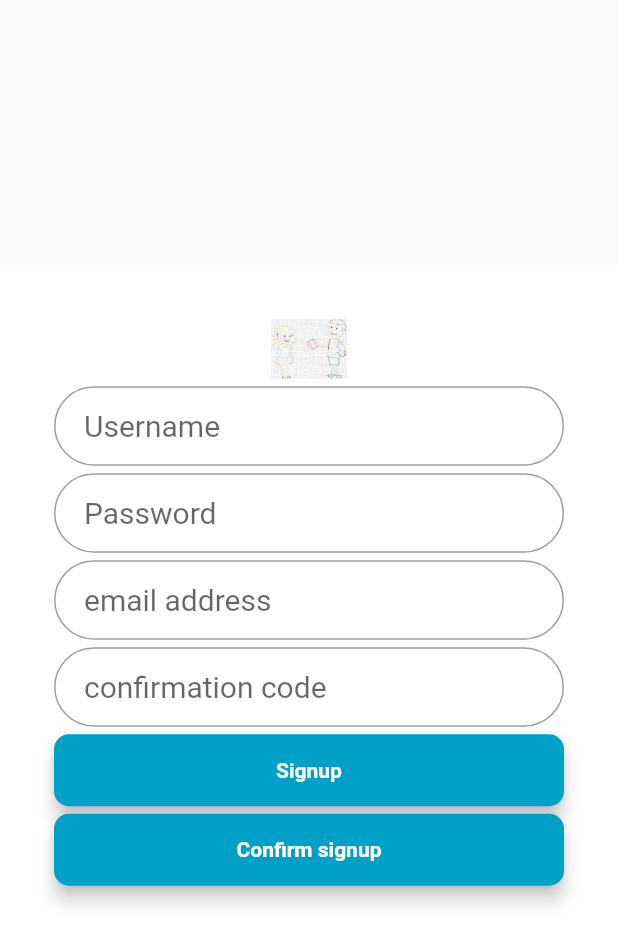
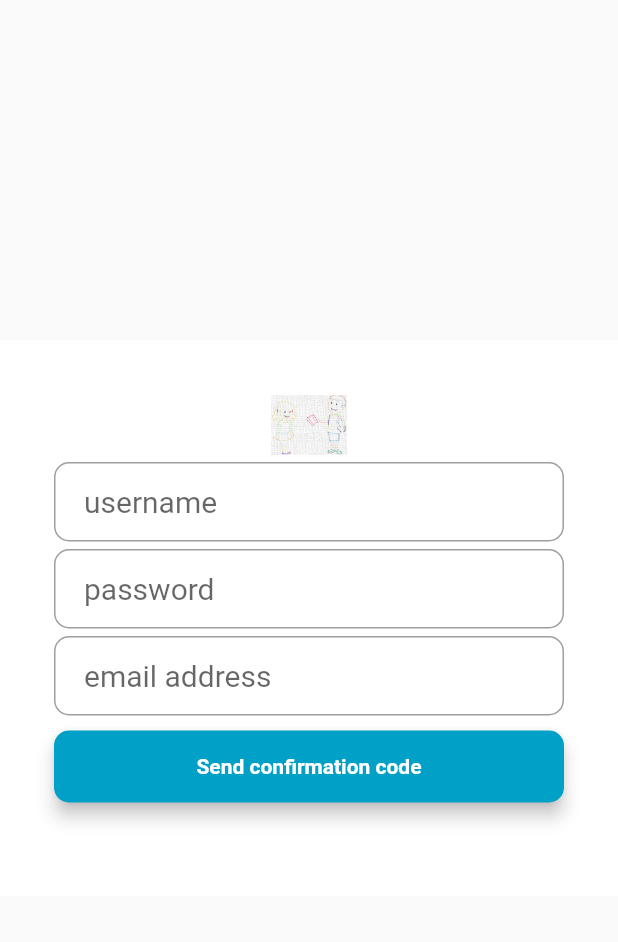
Before and after one commit to rmusick2000/bookShare, a Flutter app: the screen it shows after launch, after a tap on "Create New Account", on a phone screen of 412 x 824 dp. Shown: the top 942 px of the screen. Run offline on Flutter 3.47's test engine with Material 2 defaults, Android fonts, the phone set to English and light mode, and no system bars; our stand-ins replace fluttertoast; missing offline and left inert: flutter_cognito_plugin; Roboto replaces fonts that are missing (Montserrat).

Commit message:
better signup flow, toasts and more utils

```diff
--- a/bookShareApp/book_flutter/lib/main.dart
+++ b/bookShareApp/book_flutter/lib/main.dart
@@ -87,14 +87,5 @@ class _BSSplashPageState extends State<BSSplashPage> {
                    Container( child: Image.asset( 'images/bookShare.jpeg', width: devWidth - 50, fit: BoxFit.fitWidth)),
                    Positioned( bottom: 60 , left: 10, child: Text("BookShare", style: new TextStyle( fontFamily: 'Mansalva', fontSize: 54.0))),
                    ]))
-          /*
-          body: Container(
-             decoration: BoxDecoration(
-                image: DecorationImage(
-                   image: AssetImage("images/bookShare.jpeg"),
-                   fit: BoxFit.cover)
-                ))
-          );
-          */
           );}
 }
--- a/bookShareApp/book_flutter/lib/screens/launch_page.dart
+++ b/bookShareApp/book_flutter/lib/screens/launch_page.dart
@@ -44,8 +44,6 @@ class _BSLaunchPageState extends State<BSLaunchPage> {
                 MaterialPageRoute(builder: (context) => BookShareSignupPage()));
           }));
 
-    // XXX 'How does it work?' option
-    // XXX General public login
     Widget _nurb = Container(
        padding: const EdgeInsets.all(4),
        child: Text(
--- a/bookShareApp/book_flutter/lib/screens/signup_page.dart
+++ b/bookShareApp/book_flutter/lib/screens/signup_page.dart
@@ -5,12 +5,13 @@ import 'dart:io';
 import 'package:flutter/material.dart';
 import 'package:http/http.dart' as http;
 import 'package:flutter_cognito_plugin/flutter_cognito_plugin.dart';
+import 'package:fluttertoast/fluttertoast.dart';
 
 import 'package:bookShare/utils.dart';
 import 'package:bookShare/app_state_container.dart';
 import 'package:bookShare/models/app_state.dart';
+import 'package:bookShare/screens/home_page.dart';
 
-// XXX new
 class BookShareSignupPage extends StatefulWidget {
   BookShareSignupPage({Key key}) : super(key: key);
 
@@ -22,9 +23,13 @@ class BookShareSignupPage extends StatefulWidget {
 class _BookShareSignupState extends State<BookShareSignupPage> {
    TextStyle style = TextStyle(fontFamily: 'Montserrat', fontSize: 20.0);
 
+   // Always create with false.  When logout, all stacks pop, recreate is with false.
+   bool showCC = false;
+
    @override
    void initState() {
       super.initState();
+      showCC = false;
    }
 
    @override
@@ -32,62 +37,40 @@ class _BookShareSignupState extends State<BookShareSignupPage> {
       super.dispose();
    }
 
+   void showToast(BuildContext context) {
+      Fluttertoast.showToast(
+         msg: "Code sent to your email.",
+         toastLength: Toast.LENGTH_LONG,
+         gravity: ToastGravity.CENTER,
+         backgroundColor: Colors.pinkAccent,
+         textColor: Colors.white,
+         fontSize: 18.0
+         );
+   }
+
    @override
    Widget build(BuildContext context) {
 
-      // XXX _
 
       final container = AppStateContainer.of(context);
       final appState = container.state;
 
-      // XXX utils
-      final usernameField = TextField(
-         obscureText: false,
-         style: style,
-         decoration: InputDecoration(
-            contentPadding: EdgeInsets.fromLTRB(20.0, 15.0, 20.0, 15.0),
-            hintText: "Username",
-            border:
-            OutlineInputBorder(borderRadius: BorderRadius.circular(32.0))),
-         controller: appState.usernameController,
-         );
-      final passwordField = TextField(
-         obscureText: true,
-         style: style,
-         decoration: InputDecoration(
-            contentPadding: EdgeInsets.fromLTRB(20.0, 15.0, 20.0, 15.0),
-            hintText: "Password",
-            border:
-            OutlineInputBorder(borderRadius: BorderRadius.circular(32.0))),
-         controller: appState.passwordController,
-         );
-      final emailField = TextField(
-         obscureText: false,
-         style: style,
-         decoration: InputDecoration(
-            contentPadding: EdgeInsets.fromLTRB(20.0, 15.0, 20.0, 15.0),
-            hintText: "email address",
-            border:
-            OutlineInputBorder(borderRadius: BorderRadius.circular(32.0))),
-         controller: appState.attributeController,
-         );
-      final confirmationCodeField = TextField(
-         obscureText: false,
-         style: style,
-         decoration: InputDecoration(
-            contentPadding: EdgeInsets.fromLTRB(20.0, 15.0, 20.0, 15.0),
-            hintText: "confirmation code",
-            border:
-            OutlineInputBorder(borderRadius: BorderRadius.circular(32.0))),
-         controller: appState.confirmationCodeController,
-         );
-      // XXX inform user to look for email
-      final signupButton = makeActionButton( context, "Signup", container.onPressWrapper((){
+      final usernameField = makeInputField( context, "username", false, appState.usernameController );
+      final passwordField = makeInputField( context, "password", true, appState.passwordController );
+      final emailField    = makeInputField( context, "email address", false, appState.attributeController );
+      final confirmationCodeField = makeInputField( context, "confirmation code", false, appState.confirmationCodeController );
+      final signupButton = makeActionButton( context, "Send confirmation code", container.onPressWrapper(() async {
                final email = {'email' : appState.attributeController.text };
-               Cognito.signUp( appState.usernameController.text, appState.passwordController.text, email );
+               await Cognito.signUp( appState.usernameController.text, appState.passwordController.text, email );
+               showToast( context );
+               setState(() { showCC = true; });
             }));
-      final confirmSignupButton = makeActionButton( context, "Confirm signup", container.onPressWrapper((){
-                  Cognito.confirmSignUp( appState.usernameController.text, appState.confirmationCodeController.text );
+      final confirmSignupButton = makeActionButton( context, "Confirm signup, and Log in", container.onPressWrapper(() async {
+               await Cognito.confirmSignUp( appState.usernameController.text, appState.confirmationCodeController.text );
+               await Cognito.signIn( appState.usernameController.text, appState.passwordController.text );
+               Navigator.push(
+                  context,
+                  MaterialPageRoute(builder: (context) => BookShareHomePage()));
             }));
 
       return Scaffold(
@@ -111,11 +94,11 @@ class _BookShareSignupState extends State<BookShareSignupPage> {
                            SizedBox( height: 5.0),
                            emailField,
                            SizedBox( height: 5.0),
-                           confirmationCodeField,
+                           Visibility( visible: showCC, child: confirmationCodeField ),
                            SizedBox( height: 5.0),
-                           signupButton,
+                           Visibility( visible: !showCC, child: signupButton ),
                            SizedBox( height: 5.0),
-                           confirmSignupButton,
+                           Visibility( visible: showCC, child: confirmSignupButton ),
                            SizedBox( height: 5.0),
                            Text( appState.userState?.toString() ?? "UserState here", style: TextStyle(fontStyle: FontStyle.italic))
                            ])))
--- a/bookShareApp/book_flutter/lib/utils.dart
+++ b/bookShareApp/book_flutter/lib/utils.dart
@@ -18,3 +18,16 @@ makeActionButton( BuildContext context, buttonText, fn ) {
          )
       );
 }
+
+makeInputField( BuildContext context, hintText, obscure, controller ) {
+   TextStyle style = TextStyle(fontFamily: 'Montserrat', fontSize: 20.0);
+   return TextField(
+      obscureText: obscure,
+      style: style,
+      decoration: InputDecoration(
+         contentPadding: EdgeInsets.fromLTRB(20.0, 15.0, 20.0, 15.0),
+         hintText: hintText,
+         border: OutlineInputBorder(borderRadius: BorderRadius.circular(10.0))),
+      controller: controller
+      );
+}
--- a/bookShareApp/book_flutter/pubspec.yaml
+++ b/bookShareApp/book_flutter/pubspec.yaml
@@ -21,6 +21,7 @@ dependencies:
     sdk: flutter
   flutter_cognito_plugin: ^0.3.8
   http: ^0.12.0+2
+  fluttertoast: ^3.1.3
 
   # The following adds the Cupertino Icons font to your application.
   # Use with the CupertinoIcons class for iOS style icons.
```
Also changed, not shown: bookShareApp/book_flutter/lib/screens/home_page.dart (+14 -8 lines), bookShareApp/book_flutter/lib/screens/login_page.dart (+3 -23 lines), bookShareApp/book_flutter/pubspec.lock.
